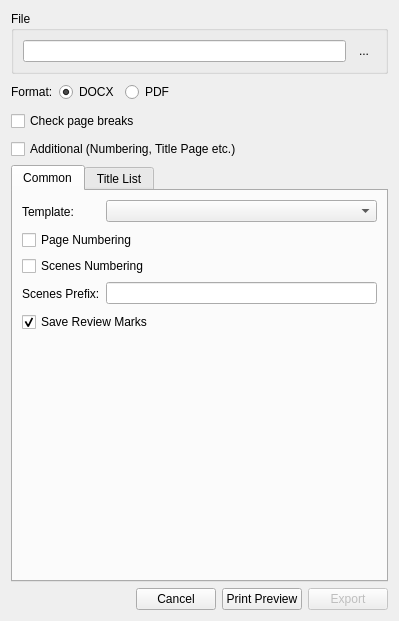
Qt form src/bin/Scenarist/UserInterfaceLayer/Export/ExportDialog.ui (dimkanovikov/KITScenarist) before a commit.
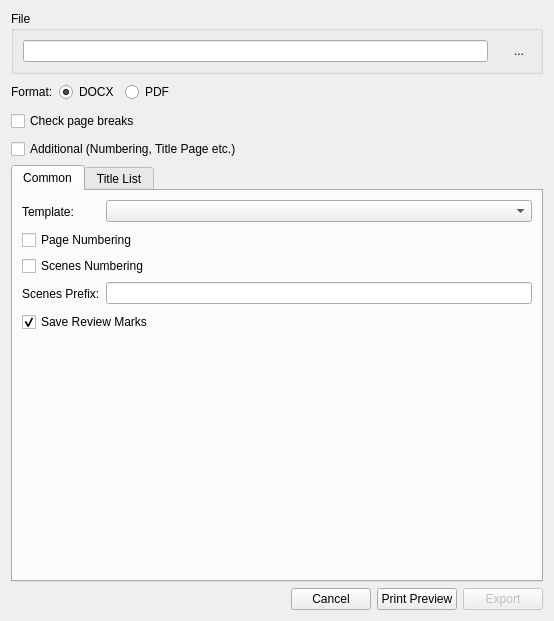
The same form after that commit. Icons and pictures are not drawn. Custom widgets are drawn as their Qt base class.

Commit message: Add notifications for user when export file exists and when file locked

```diff
--- a/src/bin/Scenarist/UserInterfaceLayer/Export/ExportDialog.ui
+++ b/src/bin/Scenarist/UserInterfaceLayer/Export/ExportDialog.ui
@@ -6,10 +6,22 @@
    <rect>
     <x>0</x>
     <y>0</y>
-    <width>399</width>
+    <width>554</width>
     <height>621</height>
    </rect>
   </property>
+  <property name="sizePolicy">
+   <sizepolicy hsizetype="Expanding" vsizetype="Expanding">
+    <horstretch>0</horstretch>
+    <verstretch>0</verstretch>
+   </sizepolicy>
+  </property>
+  <property name="minimumSize">
+   <size>
+    <width>550</width>
+    <height>0</height>
+   </size>
+  </property>
   <property name="windowTitle">
    <string>Export Scenario</string>
   </property>
@@ -90,6 +102,28 @@
         </property>
        </widget>
       </item>
+      <item>
+       <widget class="ToolTipLabel" name="existsLabel">
+        <property name="maximumSize">
+         <size>
+          <width>16</width>
+          <height>16</height>
+         </size>
+        </property>
+        <property name="toolTip">
+         <string>File exists. It will be replaced after exporting.</string>
+        </property>
+        <property name="text">
+         <string/>
+        </property>
+        <property name="pixmap">
+         <pixmap resource="../../Resources/Resources.qrc">:/Graphics/Icons/alert.png</pixmap>
+        </property>
+        <property name="scaledContents">
+         <bool>true</bool>
+        </property>
+       </widget>
+      </item>
       <item>
        <widget class="FlatButton" name="browseFile">
         <property name="toolTip">
```
The commit also changes 8 other files.
